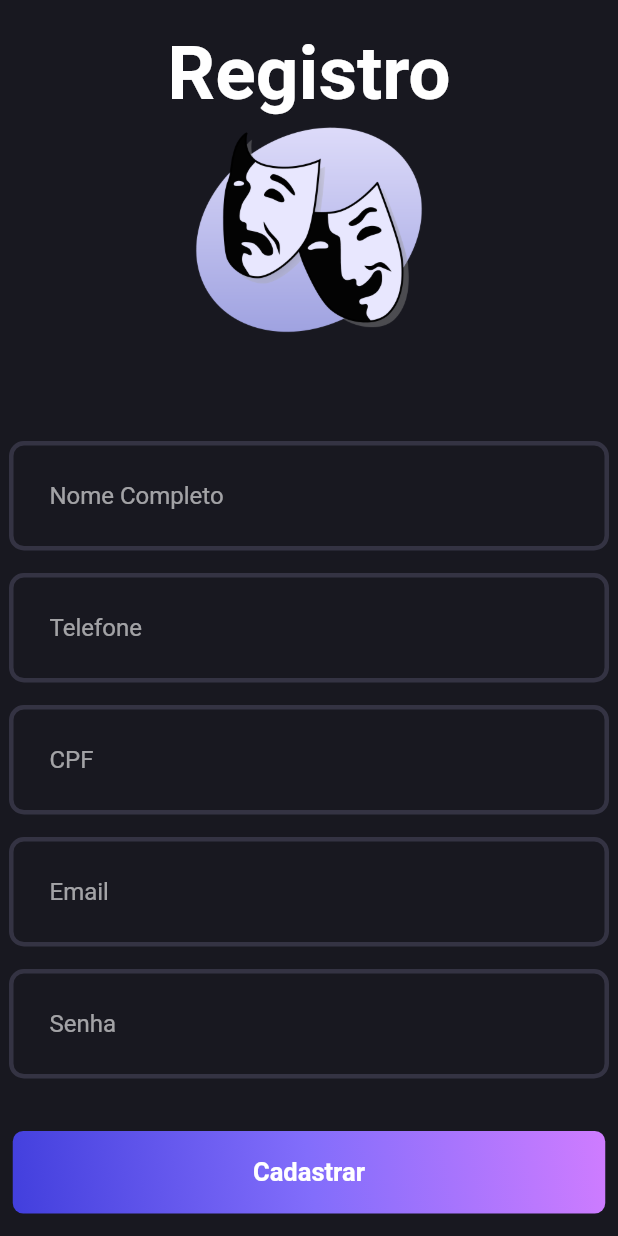
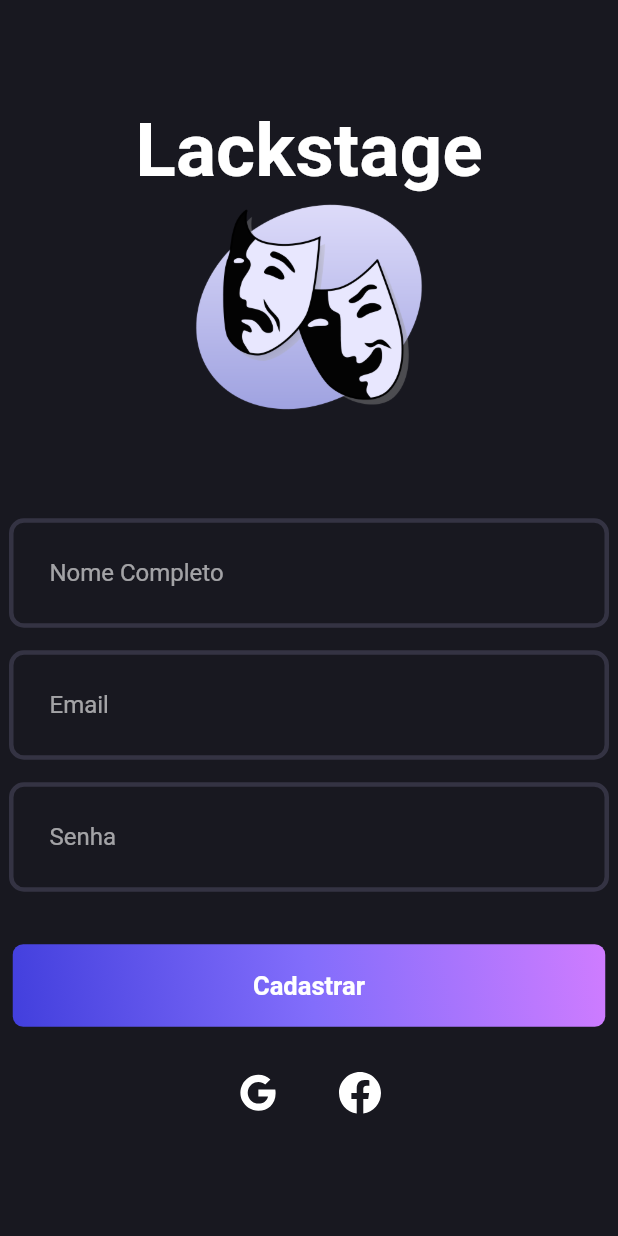
Before and after one commit to RockabZ/Lackstage, a Flutter app: the screen it shows after launch, after a tap on "Registrar-se", on a phone screen of 412 x 824 dp. Run offline on Flutter 3.47's test engine with Material 2 defaults, Android fonts, the phone set to English and light mode, and no system bars; our stand-ins replace firebase_auth, firebase_core, flutter_svg; accounts and stored records are empty.

Commit message:
refactor: refactor login and register pages changes login and register names, adds center configuration to register page and removes textfields

```diff
--- a/lib/Pages/LoginPage.dart
+++ b/lib/Pages/LoginPage.dart
@@ -30,7 +30,7 @@ class _LoginPageState extends State<LoginPage> {
             Column(
               mainAxisAlignment: MainAxisAlignment.center,
               children: [
-                const Text('Login',
+                const Text('Lackstage',
                     style:
                         TextStyle(fontWeight: FontWeight.bold, fontSize: 50)),
                 Image.asset(
--- a/lib/Pages/RegisterPage.dart
+++ b/lib/Pages/RegisterPage.dart
@@ -28,18 +28,14 @@ class _RegisterPageState extends State<RegisterPage> {
   Widget build(BuildContext context) {
     return Scaffold(
       body: SafeArea(
-      child: SingleChildScrollView(
-        child: Center(
           child: Row(
         mainAxisAlignment: MainAxisAlignment.center,
         children: [
-            Center(
-              child: Column(
+          Column(
+            mainAxisAlignment: MainAxisAlignment.center,
             children: [
-                  const SizedBox(height: 20),
-                  const Text('Registro',
-                      style:
-                          TextStyle(fontWeight: FontWeight.bold, fontSize: 50)),
+              const Text('Lackstage',
+                  style: TextStyle(fontWeight: FontWeight.bold, fontSize: 50)),
               Image.asset(
                 'assets/images/Logo.png',
                 height: 150,
@@ -49,10 +45,6 @@ class _RegisterPageState extends State<RegisterPage> {
               ),
               const SizedBox(height: 15),
               LoginField(controller: _nome, hintText: 'Nome Completo'),
-                  const SizedBox(height: 15),
-                  LoginField(controller: _telefone, hintText: 'Telefone'),
-                  const SizedBox(height: 15),
-                  LoginField(controller: _cpf, hintText: 'CPF'),
               const SizedBox(height: 15),
               LoginField(controller: _email, hintText: 'Email'),
               const SizedBox(height: 15),
@@ -97,10 +89,8 @@ class _RegisterPageState extends State<RegisterPage> {
               )
             ],
           ),
-            ),
         ],
       )),
-      ),
-    ));
+    );
   }
 }
```
Lines whose indentation alone changed are shown as unchanged.
